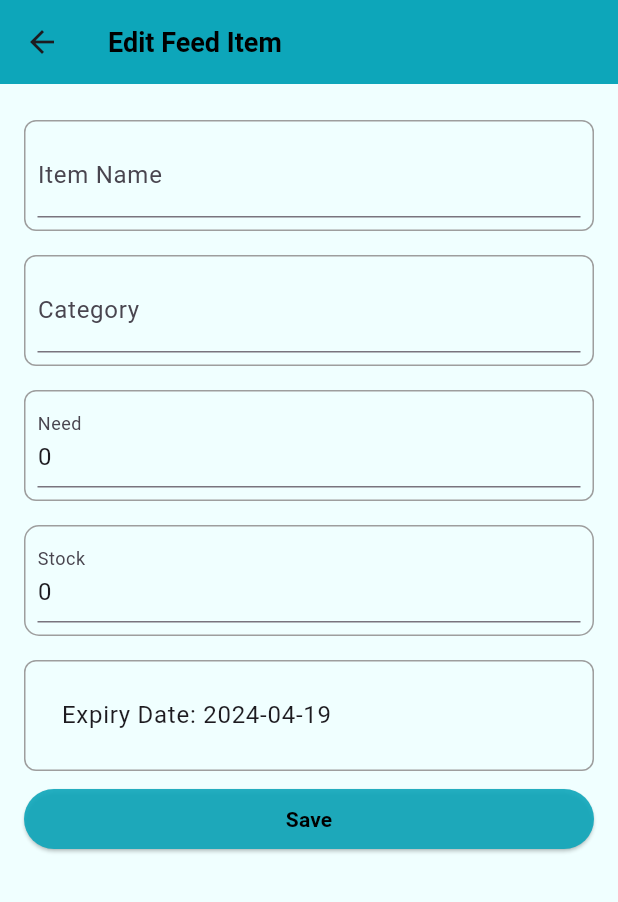
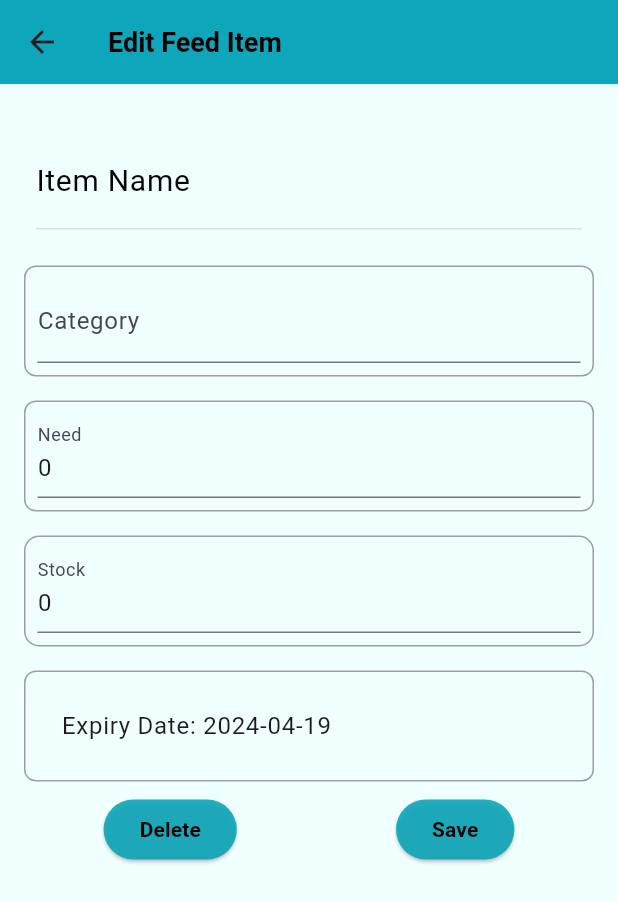
Before and after one commit to mrsushilkumar/DEP24-P20-DairyMgmtApp, a Flutter app: the EditFeedItemPage screen opened directly with empty values, on a phone screen of 412 x 824 dp. Shown: the top 902 px of the screen. Run offline on Flutter 3.47's test engine with Material 3 defaults, Android fonts, the phone set to English and light mode, and no system bars; our stand-ins replace cloud_firestore, firebase_auth, firebase_core; missing offline and left inert: email_otp; accounts and stored records are empty.

Commit message:
delete on feed

```diff
--- a/farm_expense_mangement_app/lib/screens/feed/editfeeditem.dart
+++ b/farm_expense_mangement_app/lib/screens/feed/editfeeditem.dart
@@ -60,7 +60,16 @@ class _EditFeedItemPageState extends State<EditFeedItemPage> {
     }
   }
 
+  Future<void> deleteFeedDatabase() async {
+      await _dbService.deleteFeed(_itemNameController.text);
 
+  }
+
+  void _deleteFeed(BuildContext context) {
+    deleteFeedDatabase();
+    Navigator.pop(context);
+    Navigator.pushReplacement(context, MaterialPageRoute(builder: (context) => FeedPage()));
+  }
 
   void _submitForm(BuildContext context) {
     editFeedOnDatabase();
@@ -93,12 +102,24 @@ class _EditFeedItemPageState extends State<EditFeedItemPage> {
                 margin: const EdgeInsets.symmetric(vertical: 8.0),
                 padding: const EdgeInsets.all(8.0),
                 decoration: BoxDecoration(
-                  border: Border.all(color: Colors.grey),
+                  // border: Border.all(color: Colors.grey),
                   borderRadius: BorderRadius.circular(8.0),
                 ),
                 child: TextFormField(
+                  readOnly: true,
+                  enabled: false,
+                  style: const TextStyle(
+                    fontSize: 20,
+                    color: Colors.black
+                  ),
                   controller: _itemNameController,
-                  decoration: const InputDecoration(labelText: 'Item Name'),
+                  decoration: const InputDecoration(
+                      labelText: 'Item Name',
+                      labelStyle: TextStyle(
+                        fontSize: 20,
+                        color: Colors.black
+                      )
+                  ),
                   validator: (value) {
                     if (value == null || value.isEmpty) {
                       return 'Please enter item name';
@@ -187,6 +208,23 @@ class _EditFeedItemPageState extends State<EditFeedItemPage> {
                   },
                 ),
               ),
+              Row(
+                mainAxisAlignment: MainAxisAlignment.spaceAround,
+                crossAxisAlignment: CrossAxisAlignment.center,
+                children: [
+                  ElevatedButton(
+                    onPressed: (){
+                      _deleteFeed(context);
+                    },
+                    style: ButtonStyle(
+                      backgroundColor: MaterialStateProperty.all<Color>(const Color.fromRGBO(13, 166, 186, 0.9)),
+                    ),
+                    child: const Text(
+                      'Delete',
+                      style: TextStyle(color: Colors.black,
+                          fontWeight: FontWeight.bold),
+                    ),
+                  ),
                   ElevatedButton(
                     onPressed: (){
                       _submitForm(context);
@@ -202,6 +240,8 @@ class _EditFeedItemPageState extends State<EditFeedItemPage> {
                   ),
                 ],
               ),
+            ],
+          ),
         ),
       ),
     );
```
Lines whose indentation alone changed are shown as unchanged.
